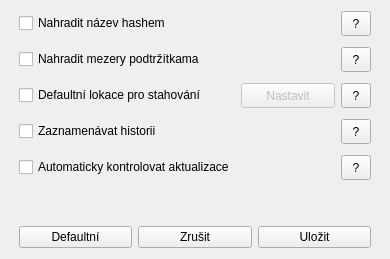
Old version of the form y2mate/settingsdialog.ui in the repository RxiPland/y2mate_desktop.
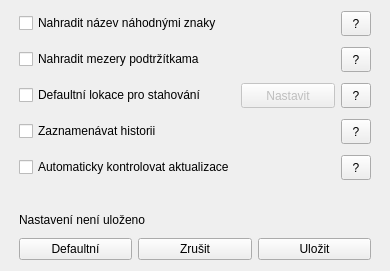
New version of the form. Icons and pictures are not drawn.

Diff of the .ui file:
```diff
--- a/y2mate/settingsdialog.ui
+++ b/y2mate/settingsdialog.ui
@@ -7,7 +7,7 @@
     <x>0</x>
     <y>0</y>
     <width>390</width>
-    <height>259</height>
+    <height>271</height>
    </rect>
   </property>
   <property name="windowTitle">
@@ -232,7 +232,7 @@
           <enum>Qt::NoFocus</enum>
          </property>
          <property name="text">
-          <string>Nahradit název hashem</string>
+          <string>Nahradit název náhodnými znaky</string>
          </property>
         </widget>
        </item>
@@ -356,6 +356,40 @@
        </property>
       </spacer>
      </item>
+     <item>
+      <widget class="QLabel" name="label">
+       <property name="sizePolicy">
+        <sizepolicy hsizetype="Preferred" vsizetype="Fixed">
+         <horstretch>0</horstretch>
+         <verstretch>0</verstretch>
+        </sizepolicy>
+       </property>
+       <property name="font">
+        <font>
+         <pointsize>9</pointsize>
+        </font>
+       </property>
+       <property name="text">
+        <string>Nastavení není uloženo</string>
+       </property>
+      </widget>
+     </item>
+     <item>
+      <spacer name="verticalSpacer_7">
+       <property name="orientation">
+        <enum>Qt::Vertical</enum>
+       </property>
+       <property name="sizeType">
+        <enum>QSizePolicy::Fixed</enum>
+       </property>
+       <property name="sizeHint" stdset="0">
+        <size>
+         <width>20</width>
+         <height>5</height>
+        </size>
+       </property>
+      </spacer>
+     </item>
      <item>
       <layout class="QHBoxLayout" name="horizontalLayout">
        <item>
```
